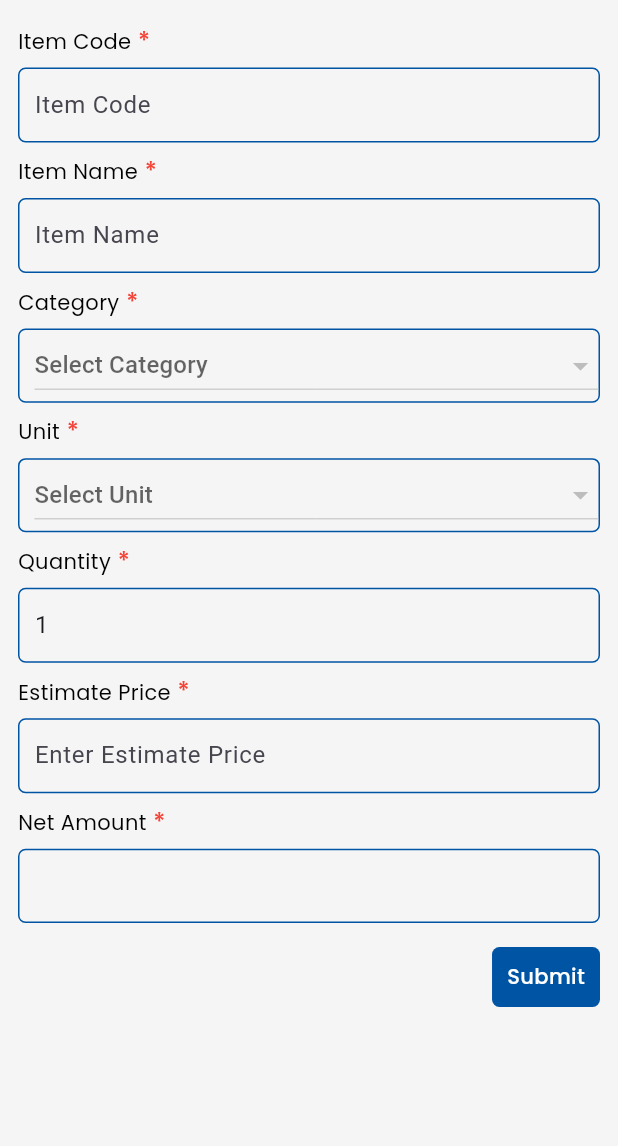
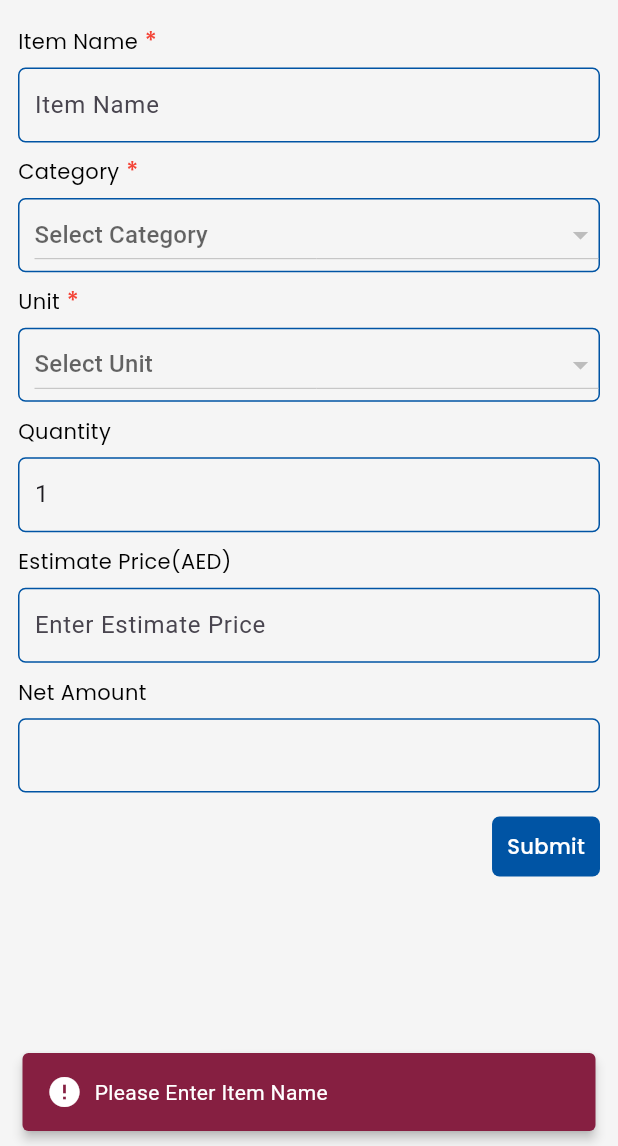
Before and after one commit to dheerajamy22/AirWater_Jinzy, a Flutter app: the addItem screen opened directly, after a tap on "Submit", on a phone screen of 412 x 824 dp, the part 90-1236 px from its top. Run offline on Flutter 3.47's test engine with Material 3 defaults, Android fonts, the phone set to English and light mode, and no system bars; our stand-ins replace animated_splash_screen, another_flushbar, dio, email_validator, file_picker, firebase_core and 17 more; missing offline and left inert: app_settings, encrypt, get_ip_address, linear_progress_bar, network_info_plus, radio_group_v2 and 3 more; accounts and stored records are empty; network calls fail; project files that could hold a hidden picture were left out.

Commit message:
changes in pr request remove item code from add item and destination from pr request

```diff
--- a/lib/baseurl/base_url.dart
+++ b/lib/baseurl/base_url.dart
@@ -7,8 +7,8 @@ class baseurl{
 
 //new dev jinzy after merging
 // static final String url="https://devjinzy.kefify.com/api/";
- //static final String url="https://jinzy-uat.a1rwater.com/api/mobile/";
- static final String url="https://jinzy.a1rwater.com/api/mobile/";
+ static final String url="https://jinzy-uat.a1rwater.com/api/mobile/";
+//  static final String url="https://jinzy.a1rwater.com/api/mobile/";
 // static final String url="https://jinzy.co/api/";
 // static final String url="http://10.10.10.62/JINZY_PROJECT/jinzylivegitrepo/Jinzyco/public/api/";
 //  static final String url="https://devjinzy.kefify.com/api/";
--- a/lib/purchase_request/itemadd.dart
+++ b/lib/purchase_request/itemadd.dart
@@ -32,7 +32,7 @@ class _addItemState extends State<addItem> {
 
   @override
   void initState() {
-quantity.text="1";
+    quantity.text = "1";
     getvalue();
     super.initState();
   }
@@ -91,32 +91,32 @@ quantity.text="1";
             crossAxisAlignment: CrossAxisAlignment.start,
             mainAxisSize: MainAxisSize.min,
             children: [
-              Row(
-                children: [
-                  Text("Item Code",
-                      style: TextStyle(
-                          fontSize: 14,
-                          fontFamily: 'pop',
-                          color: Colors.black)),
-                  Text(" *",
-                      style: TextStyle(
-                          fontSize: 16,
-                          fontFamily: 'pop_m',
-                          color: Colors.red)),
-                ],
-              ),
-              const SizedBox(
-                height: 6,
-              ),
-              CustomTextField(
-                controller: itemcode,
-                hintText: "Item Code",
-                obscureText: false,
-                keyboardType: TextInputType.text,
-              ),
-              const SizedBox(
-                height: 8,
-              ),
+              // Row(
+              //   children: [
+              //     Text("Item Code",
+              //         style: TextStyle(
+              //             fontSize: 14,
+              //             fontFamily: 'pop',
+              //             color: Colors.black)),
+              //     Text(" *",
+              //         style: TextStyle(
+              //             fontSize: 16,
+              //             fontFamily: 'pop_m',
+              //             color: Colors.red)),
+              //   ],
+              // ),
+              // const SizedBox(
+              //   height: 6,
+              // ),
+              // CustomTextField(
+              //   controller: itemcode,
+              //   hintText: "Item Code",
+              //   obscureText: false,
+              //   keyboardType: TextInputType.text,
+              // ),
+              // const SizedBox(
+              //   height: 8,
+              // ),
               Row(
                 children: [
                   Text("Item Name",
@@ -234,7 +234,7 @@ quantity.text="1";
                           fontSize: 14,
                           fontFamily: 'pop',
                           color: Colors.black)),
-                  Text(" *",
+                  Text(" ",
                       style: TextStyle(
                           fontSize: 16,
                           fontFamily: 'pop_m',
@@ -255,12 +255,12 @@ quantity.text="1";
               ),
               Row(
                 children: [
-                  Text("Estimate Price",
+                  Text("Estimate Price(AED)",
                       style: TextStyle(
                           fontSize: 14,
                           fontFamily: 'pop',
                           color: Colors.black)),
-                  Text(" *",
+                  Text(" ",
                       style: TextStyle(
                           fontSize: 16,
                           fontFamily: 'pop_m',
@@ -286,10 +286,14 @@ quantity.text="1";
                   ),
                   onChanged: (value) {
                     setState(() {
+                      if (estimateprice.text.isEmpty) {
+                        netamount = "0.00";
+                      } else {
                         netamount = (double.parse(quantity.text) *
                                 double.parse(estimateprice.text))
                             .toStringAsFixed(2);
                         print(netamount);
+                      }
                     });
                   },
                 ),
@@ -304,7 +308,7 @@ quantity.text="1";
                           fontSize: 14,
                           fontFamily: 'pop',
                           color: Colors.black)),
-                  Text(" *",
+                  Text(" ",
                       style: TextStyle(
                           fontSize: 16,
                           fontFamily: 'pop_m',
@@ -341,14 +345,19 @@ quantity.text="1";
                     //     estimateprice: estimateprice.text,
                     //     netamount: netamount);
 
+                    if (validation()) {
                       addItemModel newItem = addItemModel(
-                      itemCode: itemcode.text,
-                      itemName: itemname.text,
+                        itemCode: "",
+                        itemName: itemname.text.toString().trim(),
                         category: selectedCategory!,
                         unit: selectedUnit!,
                         quantity: double.parse(quantity.text),
-                      estimatePrice: estimateprice.text,
-                      price: double.parse(netamount),
+                        estimatePrice: estimateprice.text.isEmpty
+                            ? "0"
+                            : estimateprice.text,
+                        price: estimateprice.text.isEmpty
+                            ? double.parse("0.0")
+                            : double.parse(netamount),
                       );
 
                       setState(() {
@@ -356,6 +365,7 @@ quantity.text="1";
                       });
 
                       Navigator.pop(context, newItem);
+                    }
                   },
                   child: Container(
                     padding: EdgeInsets.all(10),
@@ -377,6 +387,58 @@ quantity.text="1";
         ),
       ),
     );
+  }
+
+  bool validation() {
+    if (itemname.text.toString().trim() == "") {
+      _showMyDialog(
+          'Please Enter Item Name', MyColor.dialog_error_color, 'error');
+
+      return false;
+    } else if (selectedCategory == null) {
+      _showMyDialog(
+          'Please Select Category', MyColor.dialog_error_color, 'error');
+
+      return false;
+    } else if (selectedUnit == null) {
+      _showMyDialog('Please Select Unit', MyColor.dialog_error_color, 'error');
+
+      return false;
+    }
+    return true;
+  }
+
+  Future<void> _showMyDialog(
+      String msg, Color color_dynamic, String success) async {
+    ScaffoldMessenger.of(context).showSnackBar(SnackBar(
+      content: Row(
+        children: [
+          if (success == 'success') ...[
+            Icon(
+              Icons.check,
+              color: MyColor.white_color,
+            ),
+          ] else ...[
+            Icon(
+              Icons.error,
+              color: MyColor.white_color,
+            ),
+          ],
+          SizedBox(
+            width: 8,
+          ),
+          Flexible(
+              child: Text(
+            msg,
+            style: TextStyle(color: MyColor.white_color),
+            maxLines: 2,
+          ))
+        ],
+      ),
+      backgroundColor: color_dynamic,
+      behavior: SnackBarBehavior.floating,
+      elevation: 3,
+    ));
   }
 
   void getvalue() async {
```
Also changed, not shown: lib/emp_details/emp_dashboard.dart (+19 -33 lines), lib/purchase_request/purchaserqst.dart (+97 -76 lines), 8 other files. Lines whose indentation alone changed are shown as unchanged.
